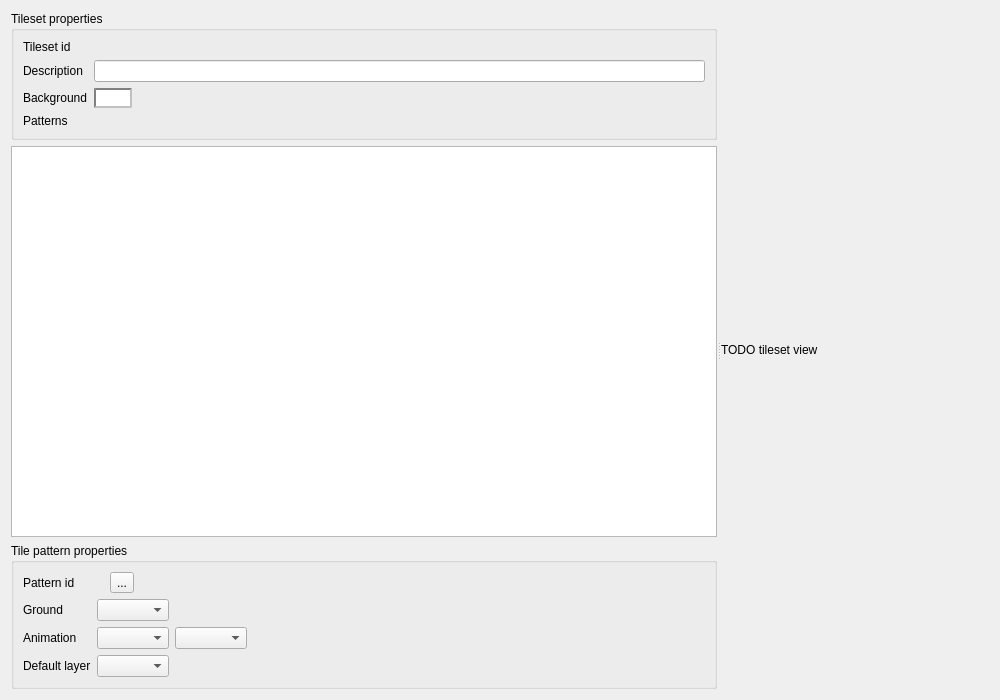
solarus-games/solarus-quest-editor, file src/gui/tileset_editor.ui: the form before one commit.
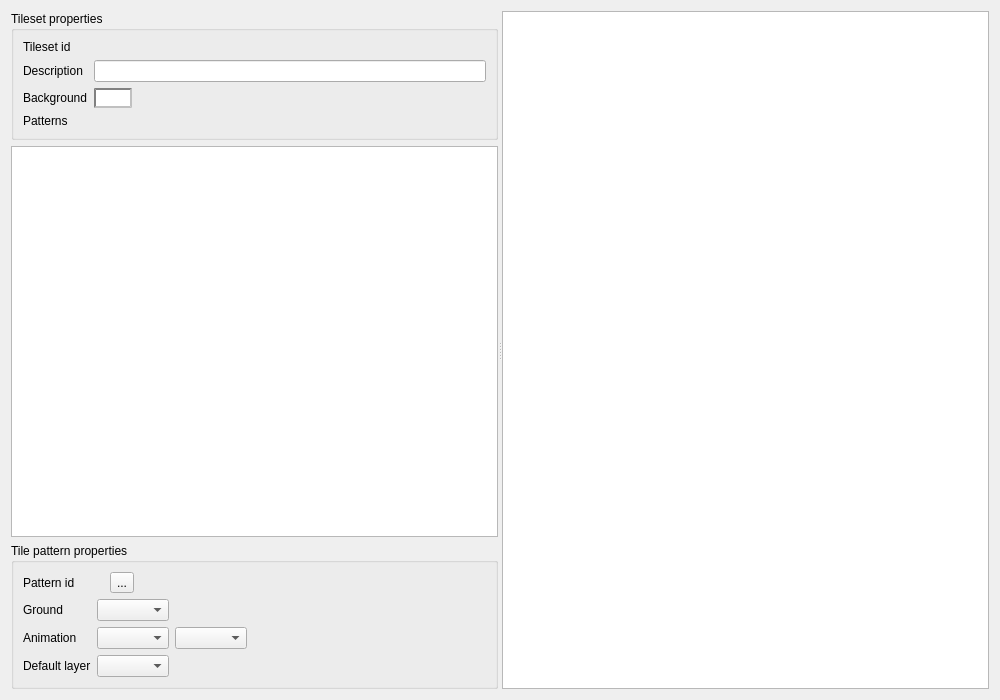
The form after the commit. Custom widgets are drawn as their Qt base class.

Commit message: Starting the tileset main view.

Diff of the .ui file:
```diff
--- a/src/gui/tileset_editor.ui
+++ b/src/gui/tileset_editor.ui
@@ -16,12 +16,6 @@
   <layout class="QHBoxLayout" name="horizontalLayout">
    <item>
     <widget class="QSplitter" name="splitter">
-     <property name="sizePolicy">
-      <sizepolicy hsizetype="Expanding" vsizetype="Expanding">
-       <horstretch>0</horstretch>
-       <verstretch>0</verstretch>
-      </sizepolicy>
-     </property>
      <property name="orientation">
       <enum>Qt::Horizontal</enum>
      </property>
@@ -295,11 +289,7 @@
        </item>
       </layout>
      </widget>
-     <widget class="QLabel" name="tileset_view">
-      <property name="text">
-       <string>TODO tileset view</string>
-      </property>
-     </widget>
+     <widget class="TilesetView" name="tileset_view"/>
     </widget>
    </item>
   </layout>
@@ -310,6 +300,11 @@
    <extends>QListView</extends>
    <header>gui/tile_patterns_list_view.h</header>
   </customwidget>
+  <customwidget>
+   <class>TilesetView</class>
+   <extends>QGraphicsView</extends>
+   <header>gui/tileset_view.h</header>
+  </customwidget>
  </customwidgets>
  <resources/>
  <connections/>
```
The commit also changes 3 other files.
